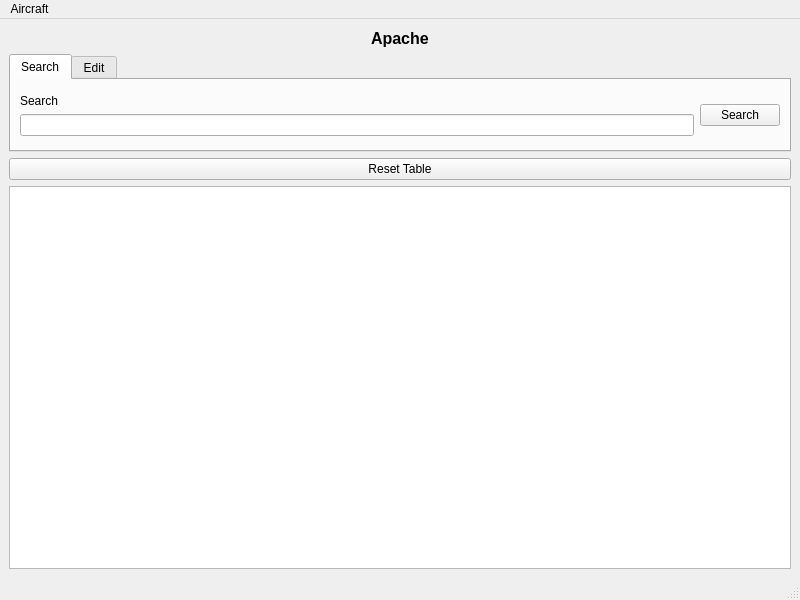
First picture: the form in Inventory/gui.ui, repository rhaejr/PythonProjects, before the edit.
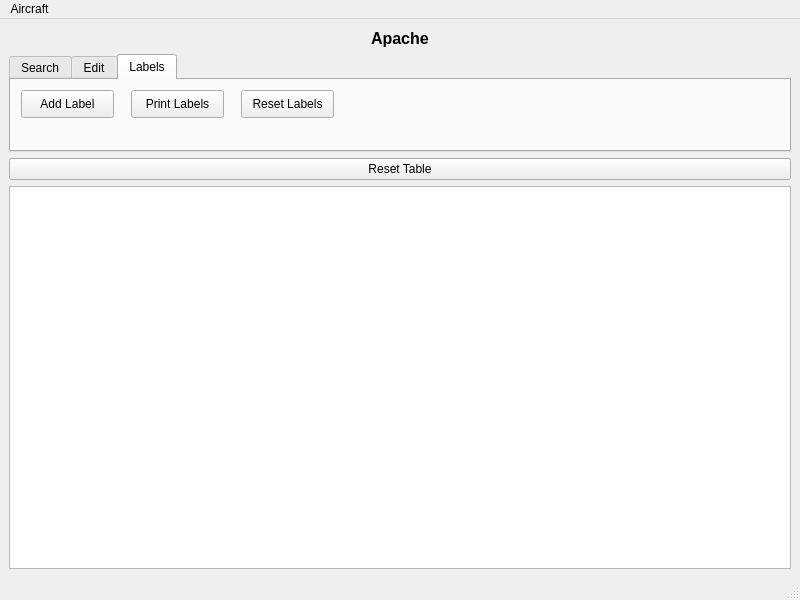
Second picture: the form after the edit. The open tabs and pages were chosen to show the change.

Commit message: working printing labels from within app

Diff of the .ui file:
```diff
--- a/Inventory/gui.ui
+++ b/Inventory/gui.ui
@@ -222,6 +222,50 @@
         </item>
        </layout>
       </widget>
+      <widget class="QWidget" name="tab_3">
+       <attribute name="title">
+        <string>Labels</string>
+       </attribute>
+       <widget class="QPushButton" name="add_label_btn">
+        <property name="geometry">
+         <rect>
+          <x>10</x>
+          <y>10</y>
+          <width>93</width>
+          <height>28</height>
+         </rect>
+        </property>
+        <property name="text">
+         <string>Add Label</string>
+        </property>
+       </widget>
+       <widget class="QPushButton" name="print_label_btn">
+        <property name="geometry">
+         <rect>
+          <x>120</x>
+          <y>10</y>
+          <width>93</width>
+          <height>28</height>
+         </rect>
+        </property>
+        <property name="text">
+         <string>Print Labels</string>
+        </property>
+       </widget>
+       <widget class="QPushButton" name="reset_labels_btn">
+        <property name="geometry">
+         <rect>
+          <x>230</x>
+          <y>10</y>
+          <width>93</width>
+          <height>28</height>
+         </rect>
+        </property>
+        <property name="text">
+         <string>Reset Labels</string>
+        </property>
+       </widget>
+      </widget>
      </widget>
     </item>
     <item>
```
The commit also changes 6 other files.
